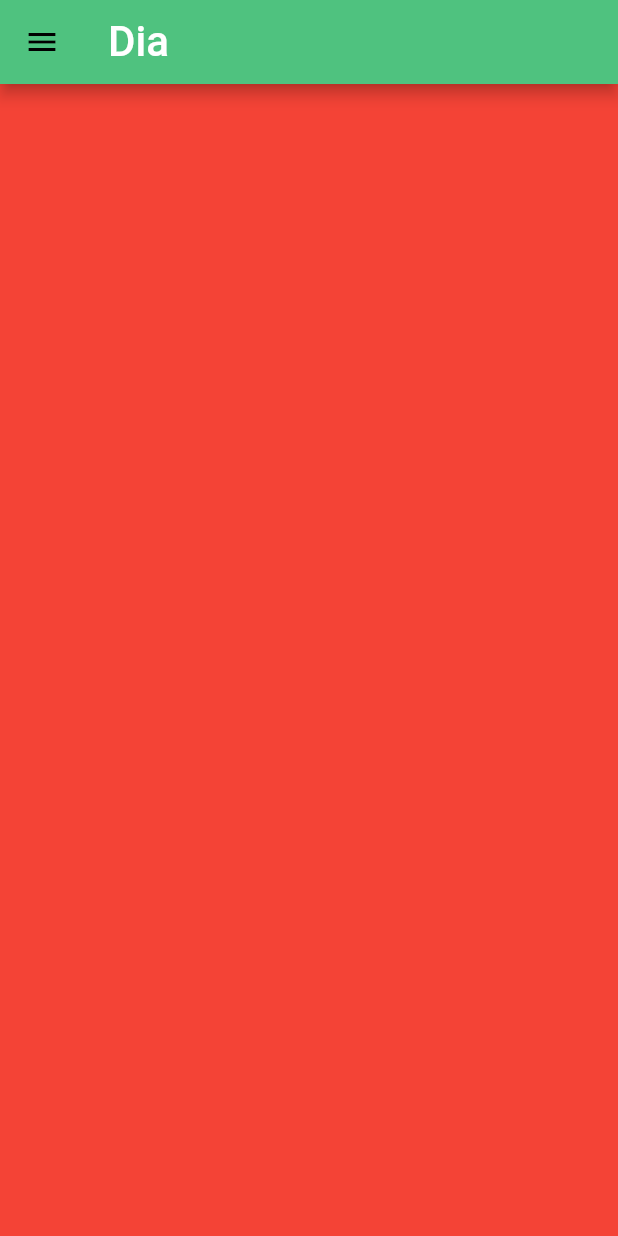
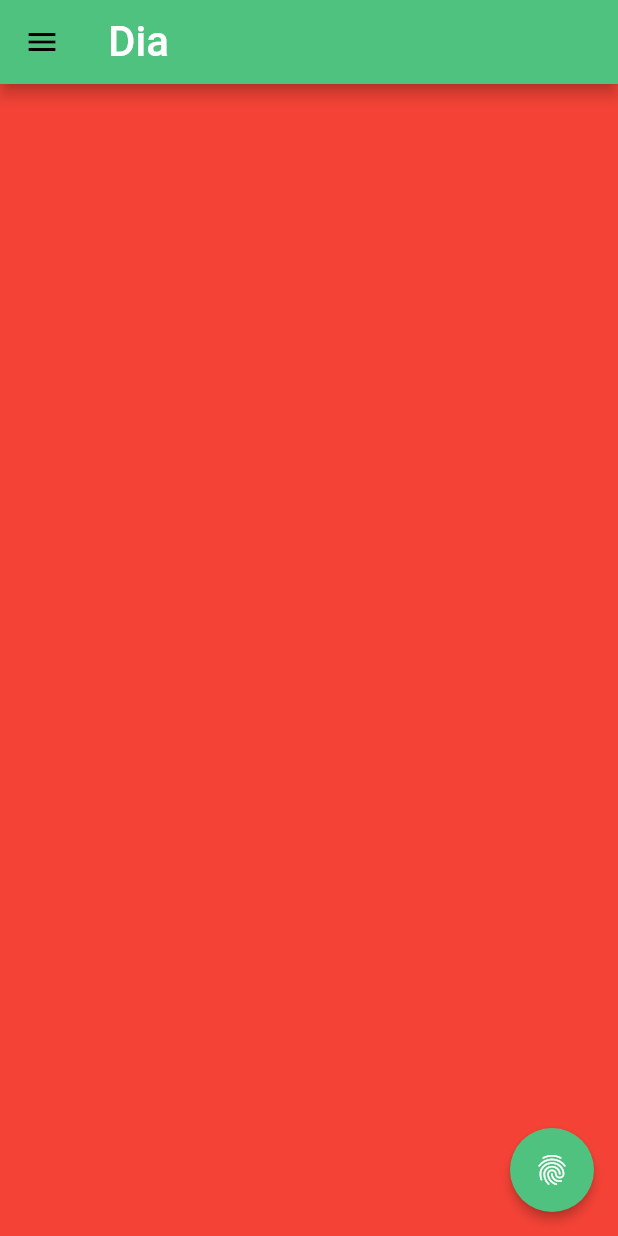
Before and after one commit to douglasnatanmartins/ProjetDDPointClock, a Flutter app: the screen it shows after launch, on a phone screen of 412 x 824 dp. Run offline on Flutter 3.47's test engine with Material 2 defaults, Android fonts, the phone set to English and light mode, and no system bars; our stand-ins replace google_fonts, percent_indicator; Roboto replaces fonts that are missing (Amaranth).

Commit message:
Criação do drawer e adicição de paginas

```diff
--- a/lib/src/screens_home/home_page.dart
+++ b/lib/src/home_page.dart
@@ -1,4 +1,5 @@
 import 'package:flutter/material.dart';
+import 'package:flutterpointclock/src/screens_home/home_screem.dart';
 import 'package:flutterpointclock/widgets/DrawerWidget.dart';
 import 'package:google_fonts/google_fonts.dart';
 
@@ -25,8 +26,19 @@ class _HomePageState extends State<HomePage> {
               ),
             ),
           ),
+          floatingActionButton: FloatingActionButton(
+            elevation: 3,
+            mini: false,
+            backgroundColor: Theme.of(context).primaryColor,
+            child: Icon(Icons.fingerprint, color: Colors.white),
+            onPressed: (){
+                showDialog(context: context,
+                builder: (context) => HomeDialog()
+                );
+            },
+          ),
           drawer: DrawerWidget(_pageController),
-          body: Container(color: Colors.red),
+          body: HomeScreem()
         ),
         Scaffold(
           appBar: AppBar(
--- /dev/null
+++ b/lib/src/screens_home/home_screem.dart
@@ -0,0 +1,13 @@
+import 'package:flutter/material.dart';
+
+class HomeScreem extends StatefulWidget {
+  @override
+  _HomeScreemState createState() => _HomeScreemState();
+}
+
+class _HomeScreemState extends State<HomeScreem> {
+  @override
+  Widget build(BuildContext context) {
+    return Container(color: Colors.red,);
+  }
+}
--- a/lib/src/splash_screem.dart
+++ b/lib/src/splash_screem.dart
@@ -1,6 +1,6 @@
 import 'dart:async';
 import 'package:flutter/material.dart';
-import 'file:///D:/APPS/flutter_point_clock/lib/src/screens_home/home_page.dart';
+import 'package:flutterpointclock/src/home_page.dart';
 import 'package:google_fonts/google_fonts.dart';
 import 'package:percent_indicator/linear_percent_indicator.dart';
 
```
Also changed, not shown: lib/widgets/dialogs/home_dialog.dart (added, +9 -0 lines).
